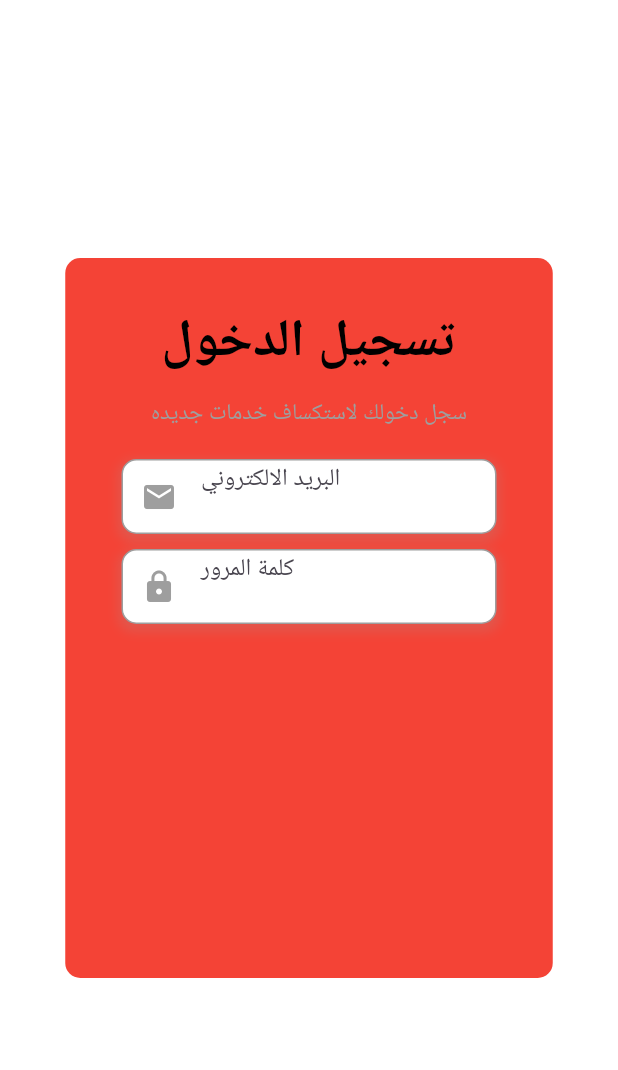
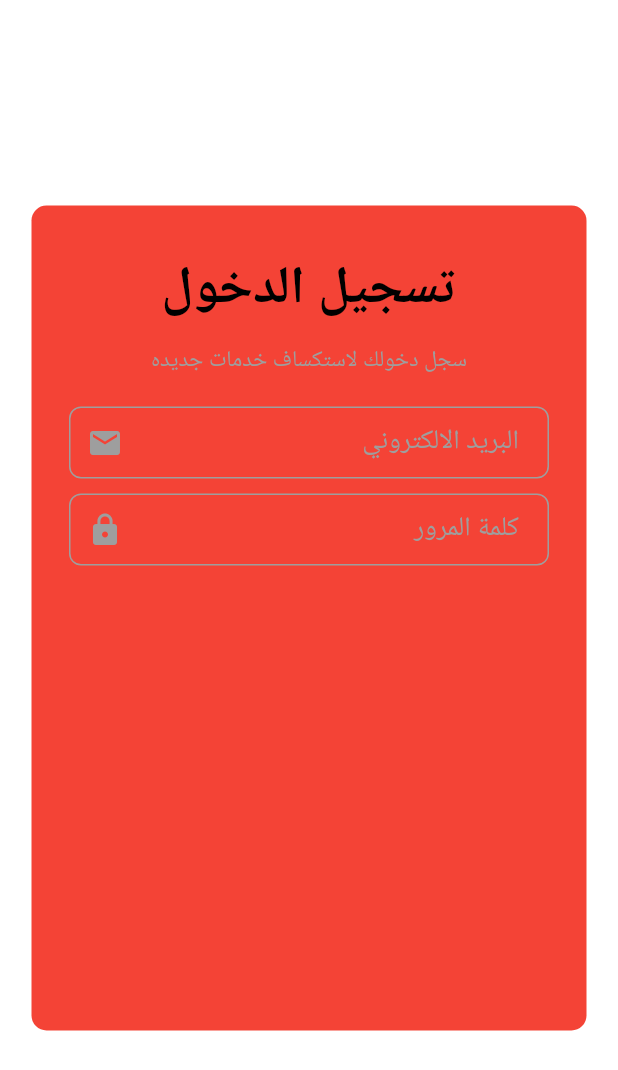
Before and after one commit to Shehab-Emad20/AL-Mahaba, a Flutter app: the screen it shows after launch, on a phone screen of 412 x 824 dp. Shown: the top 1070 px of the screen. Run offline on Flutter 3.47's test engine with Material 3 defaults, Android fonts, the phone set to English and light mode, and no system bars.

Commit message:
change some code in InputField

```diff
--- a/lib/almahaba_home.dart
+++ b/lib/almahaba_home.dart
@@ -12,7 +12,7 @@
           width: MediaQuery.of(context).size.width,
           height: MediaQuery.of(context).size.height,
           color: Colors.white, // Background color for the whole page
-          child: Center(
+          child: const Center(
             child: LoginForm(),
           ),
         ),
--- a/lib/widgets/input_field.dart
+++ b/lib/widgets/input_field.dart
@@ -12,27 +12,25 @@
 
   @override
   Widget build(BuildContext context) {
-    return Container(
-      width: 250,
-      decoration: BoxDecoration(
-        color: Colors.white,
-        borderRadius: BorderRadius.circular(10),
-        border: Border.all(color: Colors.grey, width: 1), // إضافة حدود رمادية
-        boxShadow: [
-          BoxShadow(
-            color: Colors.grey.withOpacity(0.2), // لون الظل
-            spreadRadius: 2,
-            blurRadius: 5,
-            offset: Offset(0, 3), // موضع الظل
-          ),
-        ],
-      ),
+    return SizedBox(
+      width: 320, // عرض الحقل
       child: TextField(
+        textAlign: TextAlign.right,
+        style: const TextStyle(fontSize: 18),
         decoration: InputDecoration(
           hintText: hintText,
-          border: InputBorder.none,
+          hintStyle: const TextStyle(fontSize: 18, color: Colors.grey),
           prefixIcon: Icon(icon, color: Colors.grey),
-          contentPadding: const EdgeInsets.symmetric(horizontal: 10),
+          contentPadding: const EdgeInsets.symmetric(horizontal: 16),
+          enabledBorder: OutlineInputBorder(
+            borderRadius: BorderRadius.circular(8),
+            borderSide: const BorderSide(color: Colors.grey, width: 1),
+          ),
+          focusedBorder: OutlineInputBorder(
+            borderRadius: BorderRadius.circular(15),
+            borderSide: const BorderSide(
+                color: Colors.blue, width: 2), // لون الحدود عند التركيز
+          ),
         ),
       ),
     );
--- a/lib/widgets/login_form.dart
+++ b/lib/widgets/login_form.dart
@@ -8,15 +8,15 @@
   @override
   Widget build(BuildContext context) {
     return Container(
-      height: 480,
-      width: 325,
+      height: 550,
+      width: 370,
       decoration: BoxDecoration(
         color: Colors.red,
         borderRadius: BorderRadius.circular(10),
       ),
-      child: Column(
+      child: const Column(
         crossAxisAlignment: CrossAxisAlignment.center,
-        children: const [
+        children: [
           SizedBox(height: 30),
           HeaderText(
             title: 'تسجيل الدخول',
```
